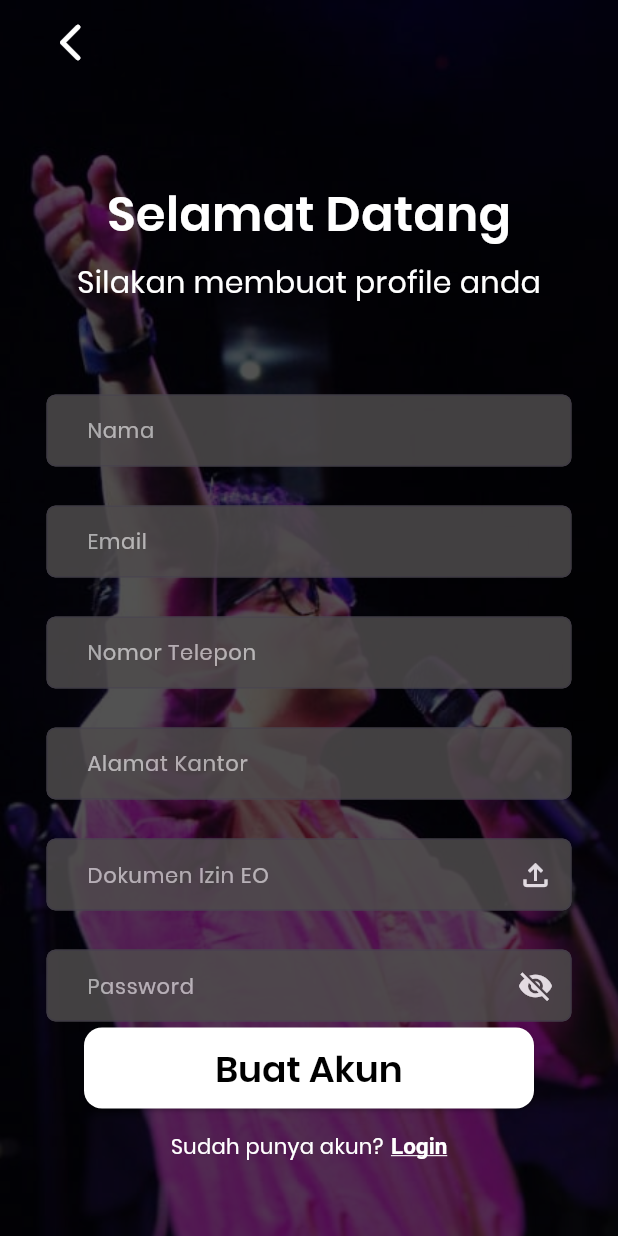
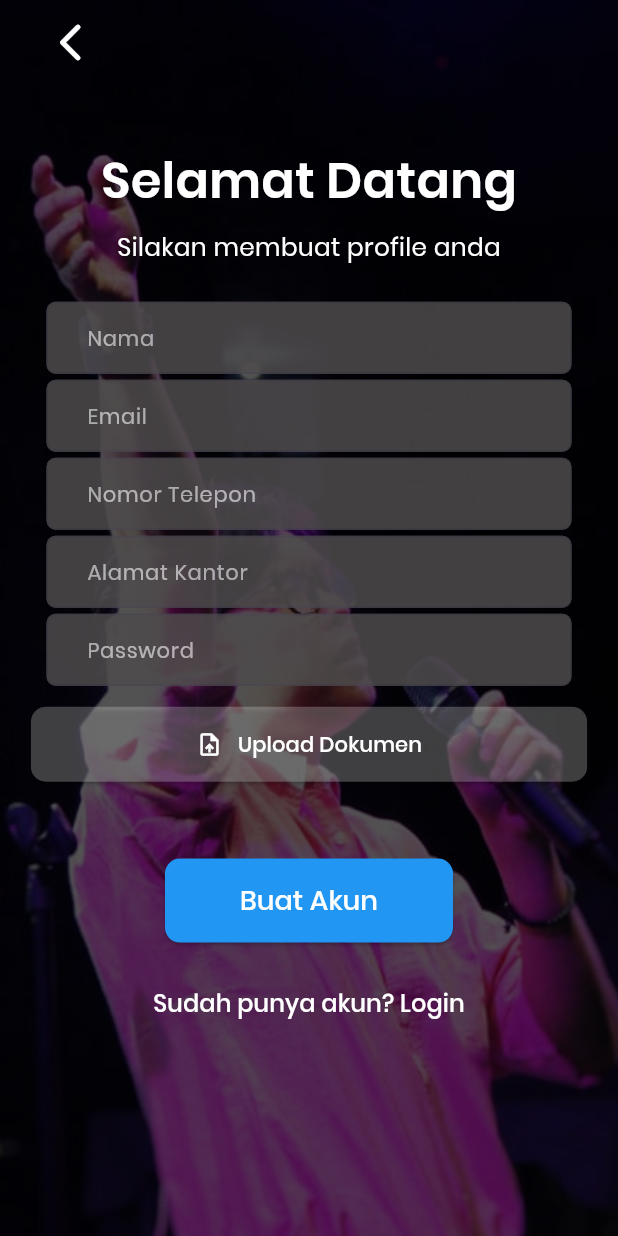
Before and after one commit to Fachryss/Sponsorin, a Flutter app: the BuatAkunEO screen opened directly, on a phone screen of 412 x 824 dp. Run offline on Flutter 3.47's test engine with Material 3 defaults, Android fonts, the phone set to English and light mode, and no system bars; our stand-ins replace cloud_firestore, file_picker, firebase_auth, firebase_core, firebase_storage; missing offline and left inert: random_avatar; accounts and stored records are empty.

```diff
--- a/lib/page EO/akun/buat-akun-page.dart
+++ b/lib/page EO/akun/buat-akun-page.dart
@@ -7,7 +7,6 @@ import 'package:sponsorin/page%20EO/akun/components.dart';
 import 'package:sponsorin/page%20EO/akun/login-page.dart';
 import 'package:sponsorin/page%20EO/page%20home/homepage.dart';
 import 'package:firebase_auth/firebase_auth.dart';
-import 'package:firebase_core/firebase_core.dart';
 import 'package:cloud_firestore/cloud_firestore.dart';
 import 'package:firebase_storage/firebase_storage.dart';
 import 'package:random_avatar/random_avatar.dart';
@@ -125,15 +124,12 @@ class _BuatAkunEOState extends State<BuatAkunEO> {
     });
 
     try {
-      // Create user with email and password
       UserCredential userCredential = await _auth.createUserWithEmailAndPassword(
         email: _emailController.text,
         password: _passwordController.text,
       );
 
-      // If successful, store additional user info in Firestore
       if (userCredential.user != null) {
-        // Capture the avatar image
         Uint8List? imageData = await _capturePng();
         String? avatarUrl;
 
@@ -156,7 +152,6 @@ class _BuatAkunEOState extends State<BuatAkunEO> {
           'avatarUrl': avatarUrl,
         });
 
-        // Navigate to HomePage on success
         Navigator.pushReplacement(
           context,
           MaterialPageRoute(builder: (context) => HomePage()),
@@ -184,8 +179,91 @@ class _BuatAkunEOState extends State<BuatAkunEO> {
     }
   }
 
+  Widget _buildTextField(String input, TextEditingController controller, {bool isPassword = false}) {
+    return Opacity(opacity: 0.85, child:
+    Container(
+      width: 350,
+      height: 52,
+      // margin: EdgeInsets.symmetric(vertical: 10),
+      child: TextField(
+        controller: controller,
+        obscureText: isPassword && !_isPasswordVisible,
+        style:TextStyle(color: Colors.white, fontSize: 16),
+        decoration: InputDecoration(
+          filled: true,
+          fillColor: Color.fromRGBO(78, 75, 76, 65),
+          hintText: input,
+          hintStyle: TextStyle(
+            color: Colors.white70,
+            fontSize: 14,
+            fontWeight: FontWeight.w100,
+          ),
+          border: OutlineInputBorder(
+            borderRadius: BorderRadius.circular(6)
+          ),
+          contentPadding: EdgeInsets.fromLTRB(23, 0, 0, 0)
+        ),
+      ),
+      // child: TextField(
+      //   controller: controller,
+      //   obscureText: isPassword && !_isPasswordVisible,
+      //   style: TextStyle(color: Colors.white),
+      //   decoration: InputDecoration(
+      //     labelText: label,
+      //     labelStyle: TextStyle(color: Colors.white70),
+      //     enabledBorder: OutlineInputBorder(
+      //       borderSide: BorderSide(color: Colors.white70),
+      //       borderRadius: BorderRadius.circular(10),
+      //     ),
+      //     focusedBorder: OutlineInputBorder(
+      //       borderSide: BorderSide(color: Colors.white),
+      //       borderRadius: BorderRadius.circular(10),
+      //     ),
+      //     suffixIcon: isPassword
+      //         ? IconButton(
+      //             icon: Icon(
+      //               _isPasswordVisible ? Icons.visibility : Icons.visibility_off,
+      //               color: Colors.white70,
+      //             ),
+      //             onPressed: _togglePasswordVisibility,
+      //           )
+      //         : null,
+      //   ),
+      ),
+    );
+
+  }
+
+  Widget _buildUploadField() {
+    return Container(
+      margin: EdgeInsets.symmetric(vertical: 10),
+      child: ElevatedButton(
+        style: ElevatedButton.styleFrom(
+          primary: Colors.white24,
+          onPrimary: Colors.white,
+          shape: RoundedRectangleBorder(
+            borderRadius: BorderRadius.circular(10),
+          ),
+        ),
+        onPressed: pickFile,
+        child: Padding(
+          padding: EdgeInsets.symmetric(vertical: 15),
+          child: Row(
+            mainAxisAlignment: MainAxisAlignment.center,
+            children: [
+              Icon(Icons.upload_file),
+              SizedBox(width: 10),
+              Text(_fileName ?? 'Upload Dokumen'),
+            ],
+          ),
+        ),
+      ),
+    );
+  }
+
   @override
   Widget build(BuildContext context) {
+    final screenSize = MediaQuery.of(context).size;
     final bool isKeyboardVisible = MediaQuery.of(context).viewInsets.bottom != 0;
 
     return Scaffold(
@@ -227,69 +305,91 @@ class _BuatAkunEOState extends State<BuatAkunEO> {
             height: double.infinity,
             width: double.infinity,
             color: Colors.black.withOpacity(0.68),
+            child: SafeArea(
+              child: SingleChildScrollView(
                 child: Padding(
-              padding: const EdgeInsets.fromLTRB(24, 120, 24, 0),
-              child: SingleChildScrollView(
+                  padding: EdgeInsets.symmetric(horizontal: screenSize.width * 0.05),
                   child: Column(
-                  crossAxisAlignment: CrossAxisAlignment.start,
-                  mainAxisAlignment: MainAxisAlignment.start,
+                    crossAxisAlignment: CrossAxisAlignment.center,
                     children: [
-                    Center(
-                      child: Column(
-                        children: [
-                          const Text(
+                      SizedBox(height: screenSize.height * 0.05),
+                      Text(
                         "Selamat Datang",
                         style: TextStyle(
                           color: Colors.white,
-                              fontSize: 32,
+                          fontSize: screenSize.width * 0.08,
                           fontWeight: FontWeight.w600
                         ),
                       ),
-                          const SizedBox(height: 8),
-                          const Text(
+                      SizedBox(height: screenSize.height * 0.01),
+                      Text(
                         "Silakan membuat profile anda",
                         style: TextStyle(
                           color: Colors.white,
-                              fontSize: 20,
-                              fontWeight: FontWeight.w100,
+                          fontSize: screenSize.width * 0.04,
+                          fontWeight: FontWeight.w300,
                         ),
                       ),
-                          const SizedBox(height: 60),
+                      // SizedBox(height: screenSize.height * 0.05),
                       // RepaintBoundary(
                       //   key: _avatarKey,
-                          //   child: RandomAvatar(_randomAvatarSeed, height: 100, width: 100),
+                      //   child: RandomAvatar(_randomAvatarSeed, height: screenSize.width * 0.25, width: screenSize.width * 0.25),
                       // ),
-                          // const SizedBox(height: 22),
-                          buildTextField("Nama", controller: _nameController),
-                          const SizedBox(height: 22),
-                          buildTextField("Email", controller: _emailController),
-                          const SizedBox(height: 22),
-                          buildTextField("Nomor Telepon", controller: _phoneController),
-                          const SizedBox(height: 22),
-                          buildTextField("Alamat Kantor", controller: _addressController),
-                          const SizedBox(height: 22),
-                          buildUploadField(_fileName, pickFile),
-                          const SizedBox(height: 22),
-                          PasswordField(controller: _passwordController),
-                          const SizedBox(height: 78),
-                        ],
+                      SizedBox(height: screenSize.height * 0.03),
+                      _buildTextField("Nama", _nameController),
+                      _buildTextField("Email", _emailController),
+                      _buildTextField("Nomor Telepon", _phoneController),
+                      _buildTextField("Alamat Kantor", _addressController),
+                      _buildTextField("Password", _passwordController, isPassword: true),
+                      _buildUploadField(),
+                      SizedBox(height: screenSize.height * 0.05),
+                      if (!isKeyboardVisible)
+                        // Visibility(
+                        //   visible: !isKeyboardVisible,
+                        //   child: buildCustomButton(
+                        //     buttonText: "Buat Akun",
+                        //     belowText: "Belum punya akun?",
+                        //     navigateTo: HomePage(),
+                        //     navigateToStatus: BuatAkunEO(),
+                        //     context: context,
+                        //     status: 'Sign Up',
+                        //     onPressed: _signIn,
+                        //     isLoading: _isLoading,
+                        //   ),
+                        // ),
+                        ElevatedButton(
+                          style: ElevatedButton.styleFrom(
+                            primary: Colors.blue,
+                            onPrimary: Colors.white,
+                            shape: RoundedRectangleBorder(
+                              borderRadius: BorderRadius.circular(10),
                             ),
-                    )
+                            padding: EdgeInsets.symmetric(horizontal: 50, vertical: 15),
+                          ),
+                          onPressed: _isLoading ? null : _createAccount,
+                          child: _isLoading
+                              ? CircularProgressIndicator(color: Colors.white)
+                              : Text("Buat Akun", style: TextStyle(fontSize: 18)),
+                        ),
+                      SizedBox(height: screenSize.height * 0.02),
+                      TextButton(
+                        onPressed: () {
+                          Navigator.push(
+                            context,
+                            MaterialPageRoute(builder: (context) => loginPageEO()),
+                          );
+                        },
+                        child: Text(
+                          "Sudah punya akun? Login",
+                          style: TextStyle(color: Colors.white, fontSize: 16),
+                        ),
+                      ),
+                      SizedBox(height: screenSize.height * 0.05),
                     ],
                   ),
                 ),
               ),
             ),
-          if (!isKeyboardVisible)
-            buildCustomButton(
-              buttonText: "Buat Akun",
-              belowText: "Sudah punya akun?",
-              navigateTo: HomePage(),
-              navigateToStatus: loginPageEO(),
-              context: context,
-              status: 'Login',
-              onPressed: _createAccount,
-              isLoading: _isLoading,
           ),
         ],
       ),
```
Lines whose indentation alone changed are shown as unchanged.
